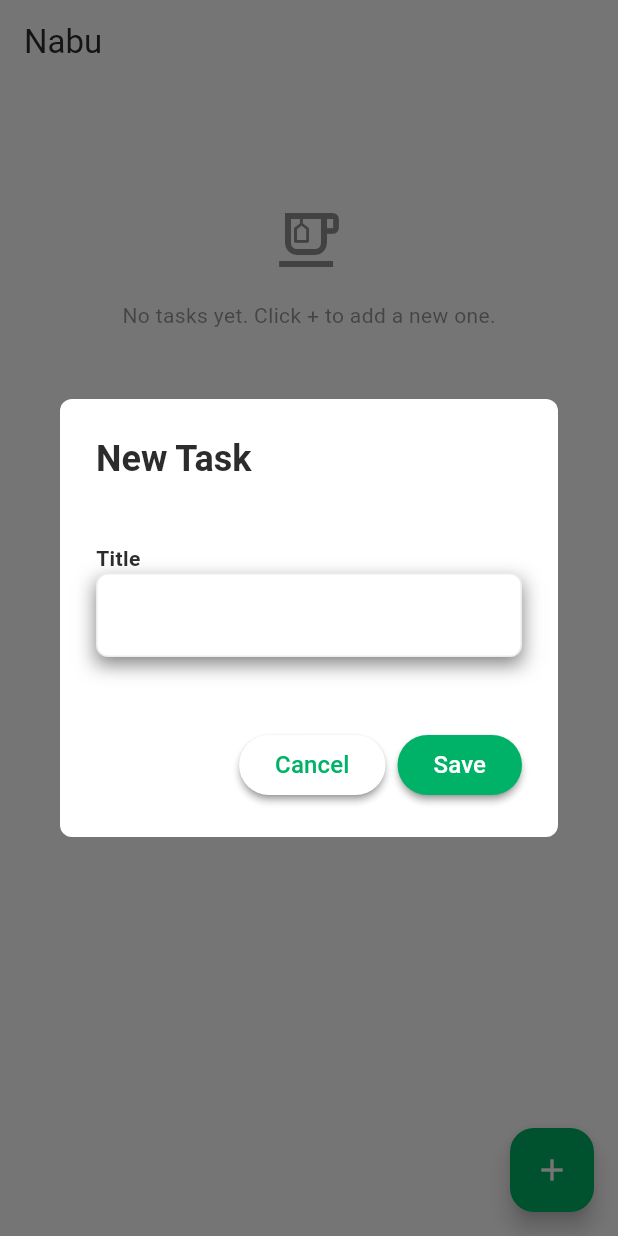
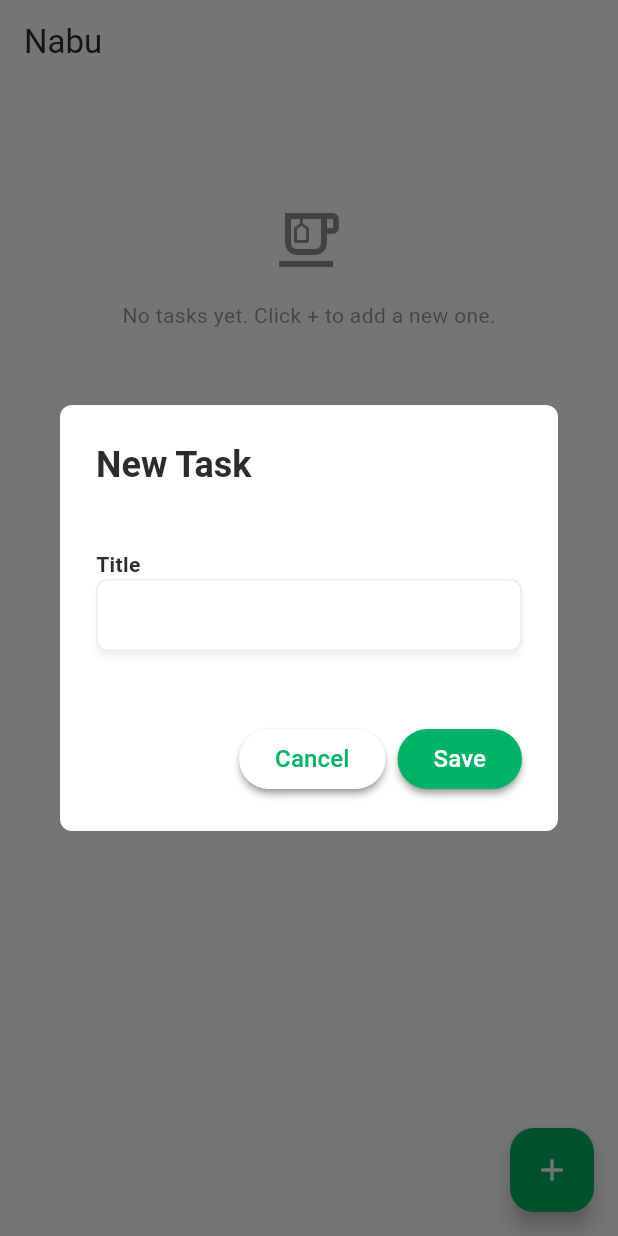
Before and after one commit to Skaihen/Nabu, a Flutter app: the screen it shows after launch, after a tap on the "add" icon, on a phone screen of 412 x 824 dp. Run offline on Flutter 3.47's test engine with Material 2 defaults, Android fonts, the phone set to English and light mode, and no system bars; our stand-ins replace get_it, hive_flutter, stacked; accounts and stored records are empty.

Commit message:
dialog input text

```diff
--- a/lib/themes/blue_light_theme.dart
+++ b/lib/themes/blue_light_theme.dart
@@ -37,7 +37,7 @@ class BlueLightTheme {
           actionsPadding: EdgeInsets.all(CustomUI.xSize(3)),
         ),
         inputDecorationTheme: InputDecorationTheme(
-          filled: true,
+          isDense: true,
           border: OutlineInputBorder(
               borderRadius: BorderRadius.circular(
                 CustomUI.xSize(1),
@@ -80,7 +80,7 @@ class BlueLightTheme {
           actionsPadding: EdgeInsets.all(CustomUI.xSize(3)),
         ),
         inputDecorationTheme: InputDecorationTheme(
-          filled: true,
+          isDense: true,
           border: OutlineInputBorder(
               borderRadius: BorderRadius.circular(
                 CustomUI.xSize(1),
--- a/lib/ui/home_screen/task_dialog.dart
+++ b/lib/ui/home_screen/task_dialog.dart
@@ -1,8 +1,8 @@
-import 'package:flutter/cupertino.dart';
 import 'package:flutter/material.dart';
 
 import '../../generated/l10n.dart';
 import '../../themes/custom_ui.dart';
+import '../../widgets/custom_text_form_field.dart';
 
 class TaskDialog extends StatefulWidget {
   const TaskDialog({Key? key}) : super(key: key);
@@ -38,20 +38,7 @@ class _TaskDialogState extends State<TaskDialog> {
             children: <Widget>[
               Text(l10n.taskDialogInputTitle,
                   style: TextStyle(fontWeight: FontWeight.bold)),
-              Container(
-                decoration: BoxDecoration(
-                  boxShadow: [
-                    BoxShadow(
-                      offset: Offset(0, 5),
-                      blurRadius: 10.0,
-                      color: Colors.black.withOpacity(0.5),
-                    ),
-                  ],
-                ),
-                child: TextFormField(
-                  controller: taskTitleController,
-                ),
-              )
+              CustomTextFormField(taskTitleController: taskTitleController),
             ],
           ),
         ),
--- /dev/null
+++ b/lib/widgets/custom_text_form_field.dart
@@ -0,0 +1,21 @@
+import 'package:flutter/material.dart';
+
+import '../themes/custom_ui.dart';
+
+class CustomTextFormField extends StatelessWidget {
+  const CustomTextFormField({super.key, required this.taskTitleController});
+
+  final TextEditingController taskTitleController;
+
+  @override
+  Widget build(BuildContext context) {
+    return Material(
+      borderRadius: BorderRadius.circular(CustomUI.xSize(1)),
+      elevation: 2,
+      shadowColor: Colors.grey.withOpacity(0.2),
+      child: TextFormField(
+        controller: taskTitleController,
+      ),
+    );
+  }
+}
```
